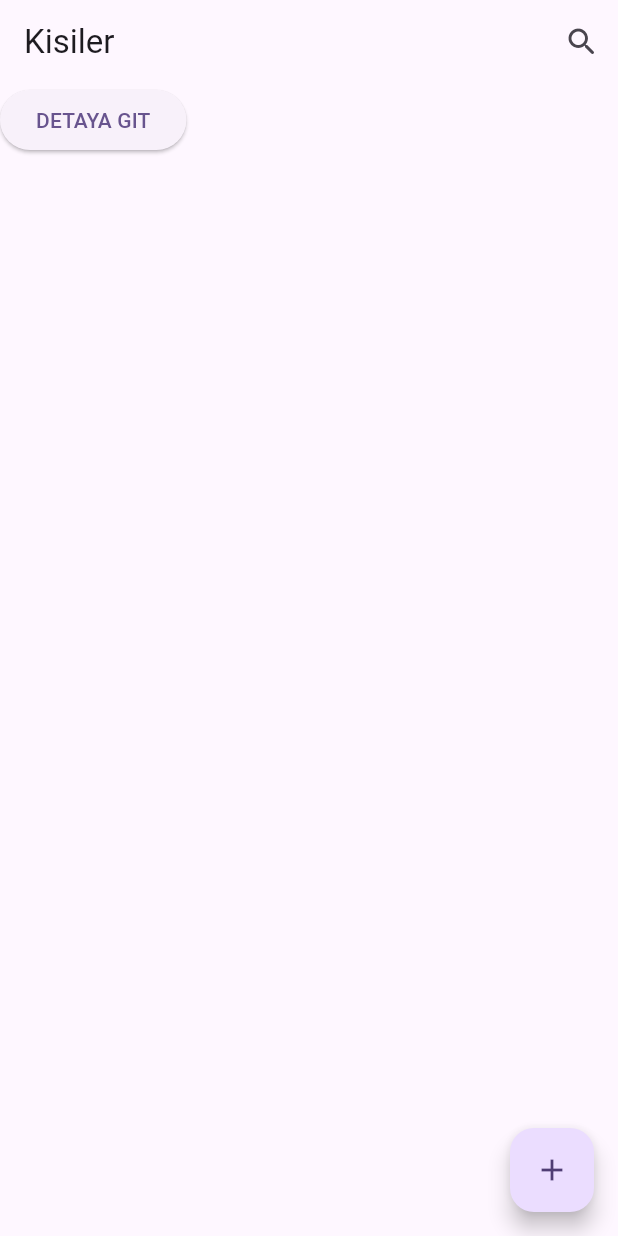
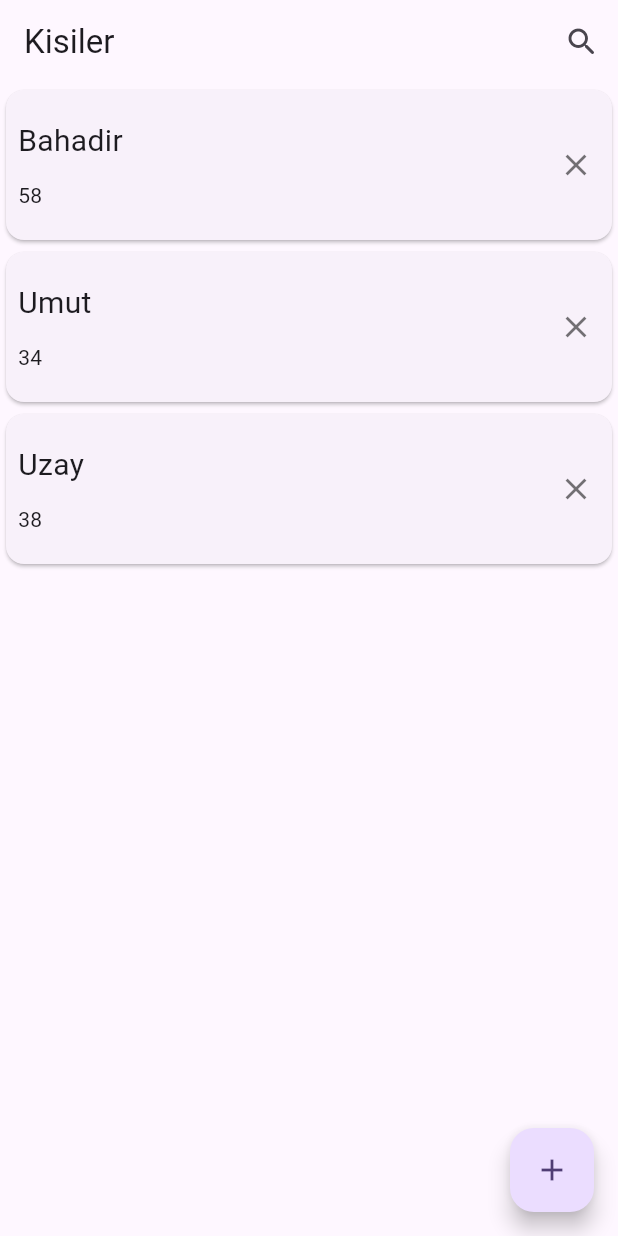
Before and after one commit to theplayernumberzero/Flutter-Kisiler-Uygulamasi, a Flutter app: the screen it shows after launch, on a phone screen of 412 x 824 dp. Run offline on Flutter 3.47's test engine with Material 3 defaults, Android fonts, the phone set to English and light mode, and no system bars.

Commit message:
futureBuilder ve ListView

```diff
--- a/lib/ui/views/anasayfa.dart
+++ b/lib/ui/views/anasayfa.dart
@@ -15,6 +15,22 @@ class _AnasayfaState extends State<Anasayfa> {
 
   Future<void> ara(String aramaKelimesi) async{
     print("Kisi ara: $aramaKelimesi");
+  }
+
+  Future<List<Kisiler>> kisileriYukle() async{
+    var kisilerListesi = <Kisiler>[];
+    var k1 = Kisiler(kisi_id: 1, kisi_ad: "Bahadir", kisi_tel: "58");
+    var k2 = Kisiler(kisi_id: 2, kisi_ad: "Umut", kisi_tel: "34");
+    var k3 = Kisiler(kisi_id: 3, kisi_ad: "Uzay", kisi_tel: "38");
+    kisilerListesi.add(k1);
+    kisilerListesi.add(k2);
+    kisilerListesi.add(k3);
+
+    return kisilerListesi;
+  }
+
+  Future<void> sil(int kisi_id) async{
+    print("Kisi sil: $kisi_id");
   }
   @override
   Widget build(BuildContext context) {
@@ -41,13 +57,62 @@ class _AnasayfaState extends State<Anasayfa> {
           }, icon: const Icon(Icons.search_rounded))
         ],
       ),
-      body: ElevatedButton(onPressed: (){
-        var kisi = Kisiler(kisi_id: 1, kisi_ad: "Bahadir", kisi_tel: "58");
-        Navigator.push(context, MaterialPageRoute(builder: (context) => DetaySayfa(kisi: kisi)))
-            .then((value) {
-          print("Anasayfaya dönüldü..");
-        });
-      }, child: const Text("DETAYA GIT")),
+      body: FutureBuilder<List<Kisiler>>(
+        future: kisileriYukle(),
+        builder: (context, snapshot){
+          if(snapshot.hasData){
+            var kisilerListesi = snapshot.data;
+            return ListView.builder(
+              itemCount: kisilerListesi!.length, //3
+              itemBuilder: (context, index){ //0,1,2 for döngüsü gibi çalışıyor
+                var kisi = kisilerListesi[index];
+                return GestureDetector(
+                  onTap: (){
+                    Navigator.push(context, MaterialPageRoute(builder: (context) => DetaySayfa(kisi: kisi)))
+                        .then((value) {
+                      print("Anasayfaya dönüldü..");
+                    });
+                  },
+                  child: Card(
+                    child: SizedBox(height: 100,
+                      child: Row(
+                        children: [
+                          Padding(
+                            padding: const EdgeInsets.all(8.0),
+                            child: Column(crossAxisAlignment: CrossAxisAlignment.start,
+                              mainAxisAlignment: MainAxisAlignment.spaceEvenly,
+                              children: [
+                                Text(kisi.kisi_ad, style: const TextStyle(fontSize: 20),),
+                                Text(kisi.kisi_tel),
+                              ],
+                            ),
+                          ),
+                          const Spacer(),
+                          IconButton(onPressed: (){
+                            ScaffoldMessenger.of(context).showSnackBar(
+                                SnackBar(
+                                    content: Text("${kisi.kisi_ad} silinsin mi?"),
+                                  action: SnackBarAction(
+                                    label: "Evet",
+                                    onPressed: (){
+                                      sil(kisi.kisi_id);
+                                    },
+                                  ),
+                                )
+                            );
+                          }, icon: const Icon(Icons.clear, color: Colors.black54,))
+                        ],
+                      ),
+                    ),
+                  ),
+                );
+              },
+            );
+          }else{
+            return const Center();
+            }
+          },
+      ),
       floatingActionButton: FloatingActionButton(
         onPressed: (){
           Navigator.push(context, MaterialPageRoute(builder: (context) => const KayitSayfa()))
```
